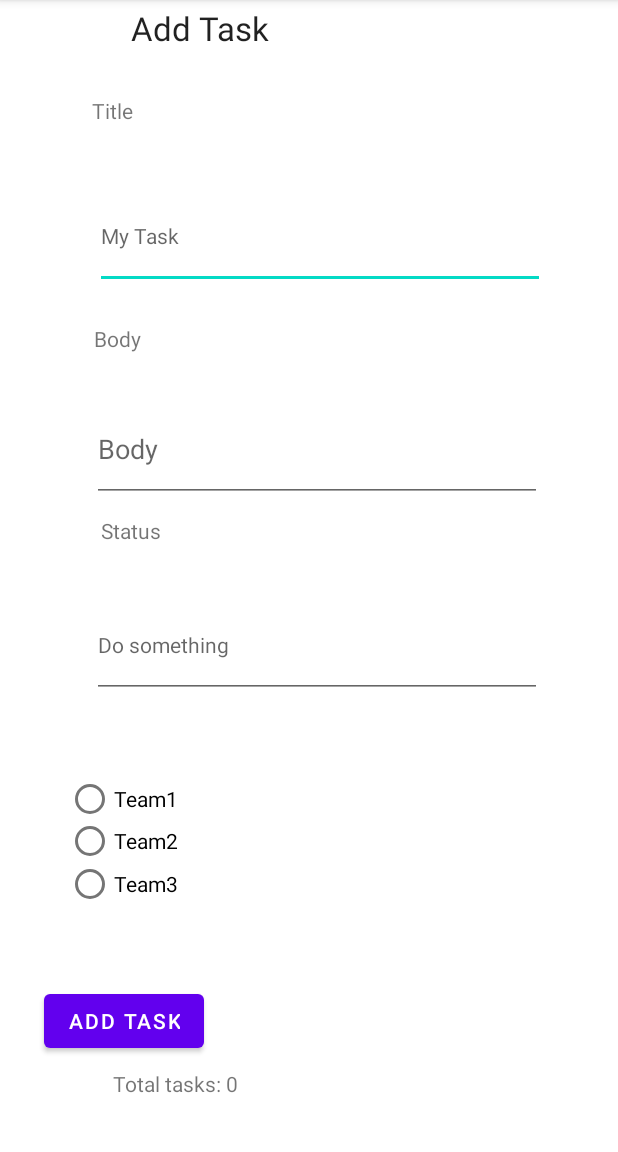
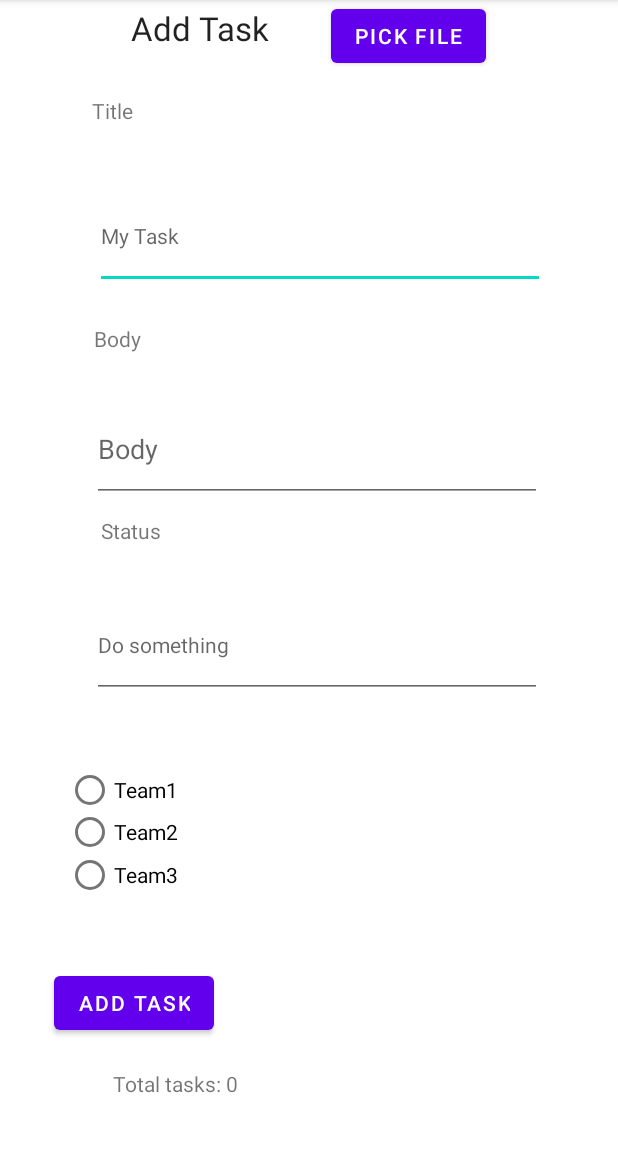
Before and after one commit to obada-naser/Taskmaster, an Android app: the AddTask screen opened directly, with no data from a screen before it, on a phone screen of 412 x 824 dp, the part 84-1236 px from its top. Run offline under Robolectric (Android 15) with nearby library versions, the light colour scheme and no system bars; our stand-ins replace Room's generated code; libraries missing offline, so code that uses them is left out: com.amplifyframework.api, com.amplifyframework.core; 1 statement that could not run was skipped.

Commit message:
adding some changes

```diff
--- a/app/src/main/res/layout/add_task.xml
+++ b/app/src/main/res/layout/add_task.xml
@@ -72,11 +72,12 @@
         android:id="@+id/addTask"
         android:layout_width="wrap_content"
         android:layout_height="wrap_content"
-        android:layout_marginBottom="8dp"
+        android:layout_marginStart="16dp"
+        android:layout_marginBottom="20dp"
         android:text="ADD Task"
         app:layout_constraintBottom_toTopOf="@+id/submitted"
-        app:layout_constraintEnd_toEndOf="parent"
-        app:layout_constraintHorizontal_bias="0.095"
+        app:layout_constraintEnd_toStartOf="@+id/pickFile"
+        app:layout_constraintHorizontal_bias="0.203"
         app:layout_constraintStart_toStartOf="parent" />
 
     <TextView
@@ -144,4 +145,14 @@
             android:text="Team3" />
     </RadioGroup>
 
+    <Button
+        android:id="@+id/pickFile"
+        android:layout_width="wrap_content"
+        android:layout_height="wrap_content"
+        android:layout_marginEnd="88dp"
+        android:onClick="pickFile"
+        android:text="pick file"
+        app:layout_constraintEnd_toEndOf="parent"
+        tools:layout_editor_absoluteY="608dp" />
+
 </androidx.constraintlayout.widget.ConstraintLayout>
```
Also changed, not shown: app/src/main/AndroidManifest.xml (+11 -0 lines), app/src/main/java/com/example/taskmaster/Activities/AddTask.java (+9 -9 lines), app/src/main/java/com/example/taskmaster/Activities/MainActivity.java (+37 -13 lines), app/src/main/res/layout/activity_main.xml (+19 -6 lines), 4 other files.
